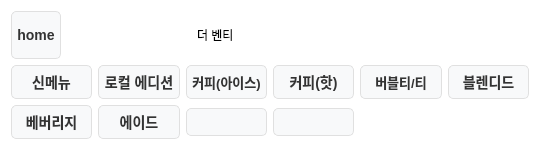
Above: VentiApp/Common/categorywidget.ui from minki9252/TheVentiKiosk before the change. Below: the same form after it.
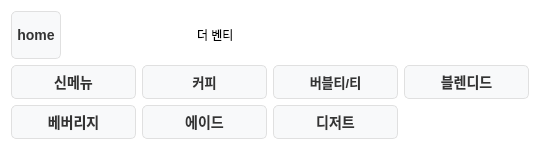
That is the form after the change.

```diff
--- a/VentiApp/Common/categorywidget.ui
+++ b/VentiApp/Common/categorywidget.ui
@@ -120,32 +120,6 @@
     <layout class="QVBoxLayout" name="category_layout">
      <item>
       <layout class="QGridLayout" name="gridLayout">
-       <item row="0" column="3">
-        <widget class="QPushButton" name="category_hotcoffee_button">
-         <property name="sizePolicy">
-          <sizepolicy hsizetype="Minimum" vsizetype="Preferred">
-           <horstretch>0</horstretch>
-           <verstretch>0</verstretch>
-          </sizepolicy>
-         </property>
-         <property name="text">
-          <string>커피(핫)</string>
-         </property>
-        </widget>
-       </item>
-       <item row="0" column="1">
-        <widget class="QPushButton" name="category_local_button">
-         <property name="sizePolicy">
-          <sizepolicy hsizetype="Minimum" vsizetype="Preferred">
-           <horstretch>0</horstretch>
-           <verstretch>0</verstretch>
-          </sizepolicy>
-         </property>
-         <property name="text">
-          <string>로컬 에디션</string>
-         </property>
-        </widget>
-       </item>
        <item row="1" column="0">
         <widget class="QPushButton" name="category_beverage_button">
          <property name="sizePolicy">
@@ -159,6 +133,32 @@
          </property>
         </widget>
        </item>
+       <item row="1" column="2">
+        <widget class="QPushButton" name="category_hotcoffee_button">
+         <property name="sizePolicy">
+          <sizepolicy hsizetype="Minimum" vsizetype="Preferred">
+           <horstretch>0</horstretch>
+           <verstretch>0</verstretch>
+          </sizepolicy>
+         </property>
+         <property name="text">
+          <string>디저트</string>
+         </property>
+        </widget>
+       </item>
+       <item row="0" column="0">
+        <widget class="QPushButton" name="category_new_button">
+         <property name="sizePolicy">
+          <sizepolicy hsizetype="Minimum" vsizetype="Preferred">
+           <horstretch>0</horstretch>
+           <verstretch>0</verstretch>
+          </sizepolicy>
+         </property>
+         <property name="text">
+          <string>신메뉴</string>
+         </property>
+        </widget>
+       </item>
        <item row="1" column="1">
         <widget class="QPushButton" name="category_ade_button">
          <property name="sizePolicy">
@@ -172,34 +172,7 @@
          </property>
         </widget>
        </item>
-       <item row="1" column="2">
-        <widget class="QPushButton" name="pushButton">
-         <property name="text">
-          <string/>
-         </property>
-        </widget>
-       </item>
-       <item row="0" column="5">
-        <widget class="QPushButton" name="category_blended_button">
-         <property name="sizePolicy">
-          <sizepolicy hsizetype="Minimum" vsizetype="Preferred">
-           <horstretch>0</horstretch>
-           <verstretch>0</verstretch>
-          </sizepolicy>
-         </property>
-         <property name="text">
-          <string>블렌디드</string>
-         </property>
-        </widget>
-       </item>
-       <item row="1" column="3">
-        <widget class="QPushButton" name="pushButton_2">
-         <property name="text">
-          <string/>
-         </property>
-        </widget>
-       </item>
-       <item row="0" column="2">
+       <item row="0" column="1">
         <widget class="QPushButton" name="category_icedcoffee_button">
          <property name="sizePolicy">
           <sizepolicy hsizetype="Minimum" vsizetype="Preferred">
@@ -208,11 +181,11 @@
           </sizepolicy>
          </property>
          <property name="text">
-          <string>커피(아이스)</string>
+          <string>커피</string>
          </property>
         </widget>
        </item>
-       <item row="0" column="4">
+       <item row="0" column="2">
         <widget class="QPushButton" name="category_tea_button">
          <property name="sizePolicy">
           <sizepolicy hsizetype="Minimum" vsizetype="Preferred">
@@ -225,8 +198,8 @@
          </property>
         </widget>
        </item>
-       <item row="0" column="0">
-        <widget class="QPushButton" name="category_new_button">
+       <item row="0" column="4">
+        <widget class="QPushButton" name="category_blended_button">
          <property name="sizePolicy">
           <sizepolicy hsizetype="Minimum" vsizetype="Preferred">
            <horstretch>0</horstretch>
@@ -234,7 +207,7 @@
           </sizepolicy>
          </property>
          <property name="text">
-          <string>신메뉴</string>
+          <string>블렌디드</string>
          </property>
         </widget>
        </item>
```
